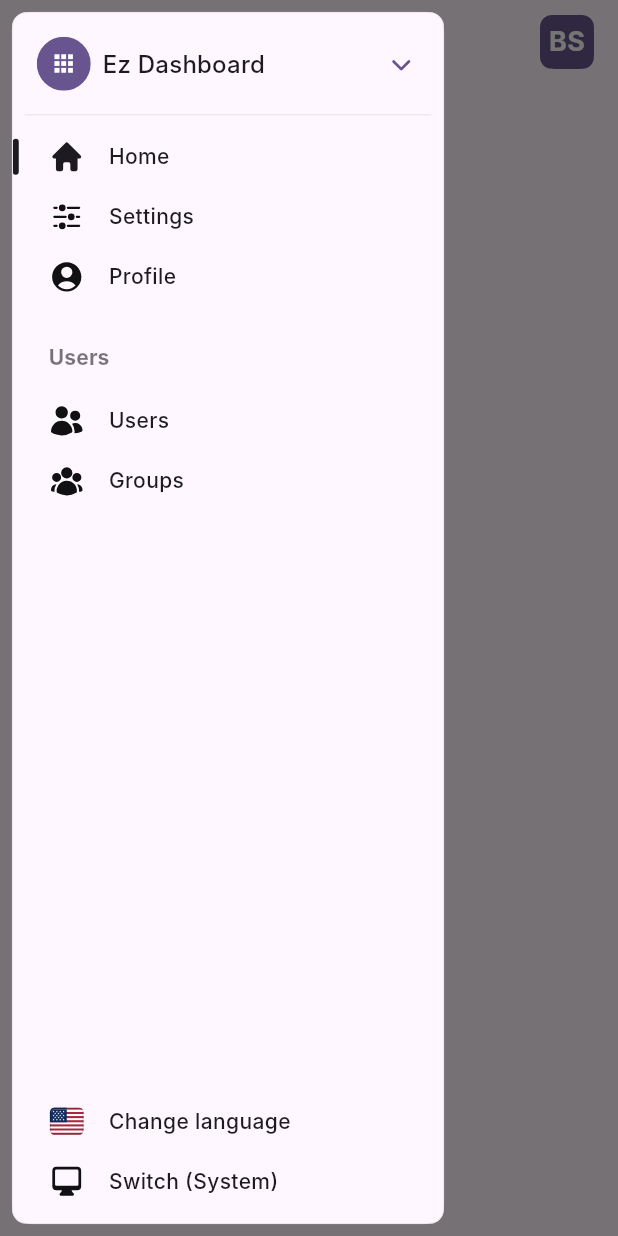
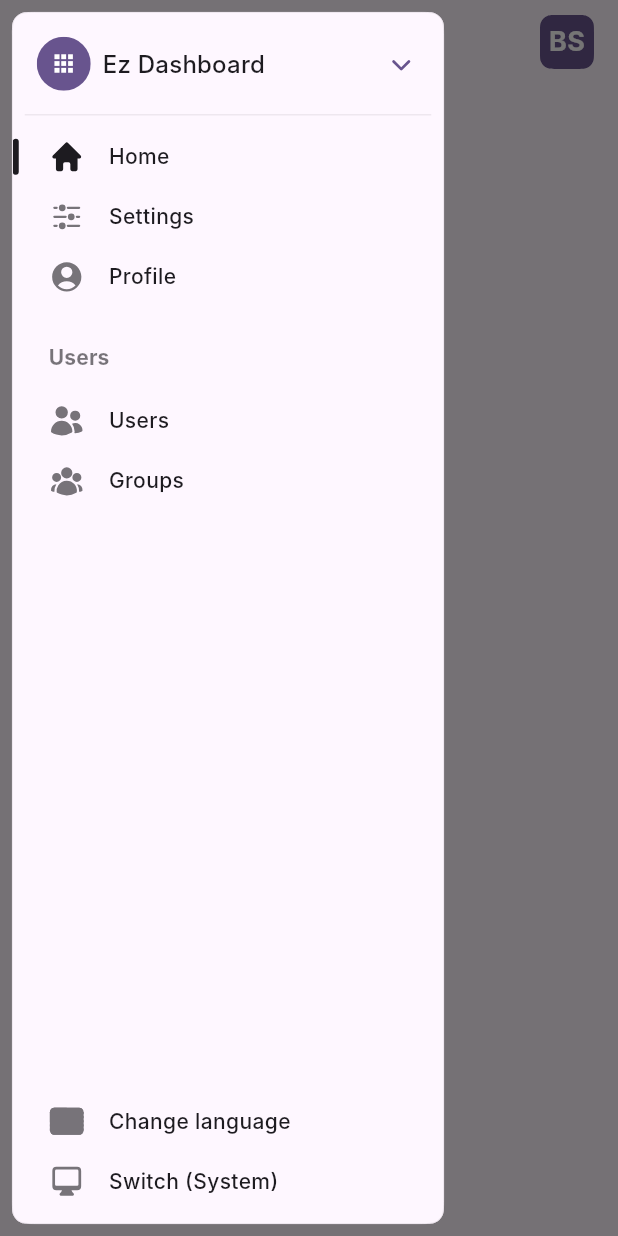
Before and after one commit to bsolca/ez-ui-flutter, a Flutter app: the screen it shows after launch, after a tap on the "menu" icon, on a phone screen of 412 x 824 dp. Run offline on Flutter 3.47's test engine with Material 3 defaults, Android fonts, the light colour scheme and no system bars; our stand-ins replace dropdown_button2, flutter_riverpod, flutter_svg, freezed_annotation, go_router, hive and 2 more; missing offline and left inert: country_flags, quick_log, web_smooth_scroll; accounts and stored records are empty; generated files the repository leaves out were written again; Roboto replaces fonts that are missing (Inter).

Commit message:
Move to outdate color param

```diff
--- a/lib/src/shared/ez_icon/ez_icon.dart
+++ b/lib/src/shared/ez_icon/ez_icon.dart
@@ -36,7 +36,7 @@ class EzIcon extends StatelessWidget {
     return SvgPicture.asset(
       icon.path,
       width: size,
-      colorFilter: colorFilter,
+      color: color,
     );
   }
 }
```
